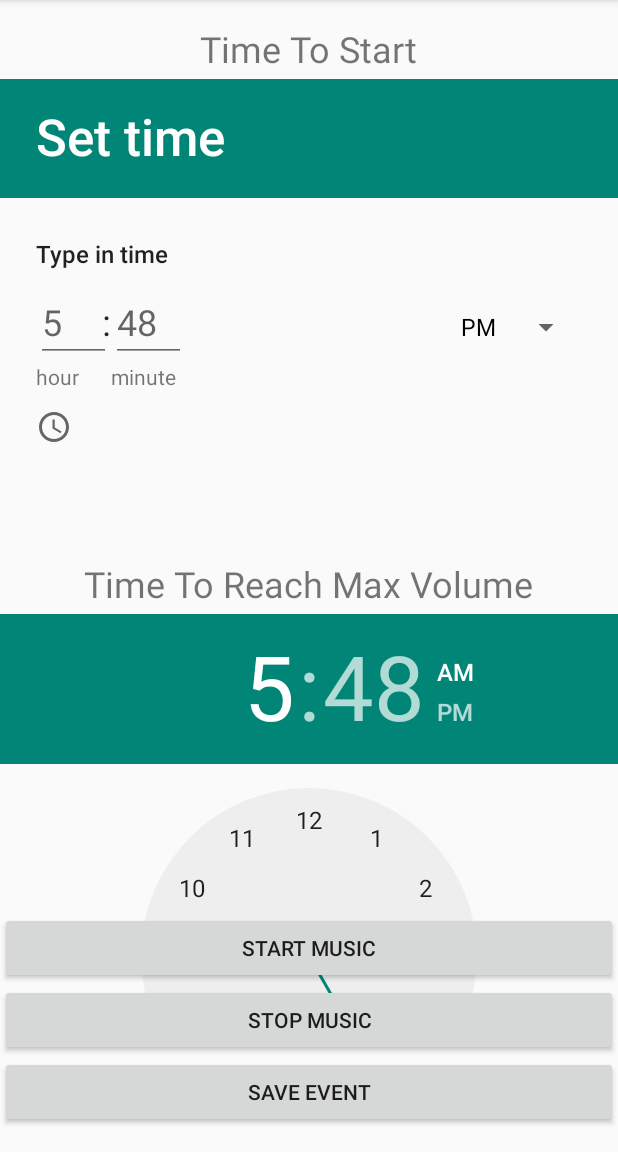
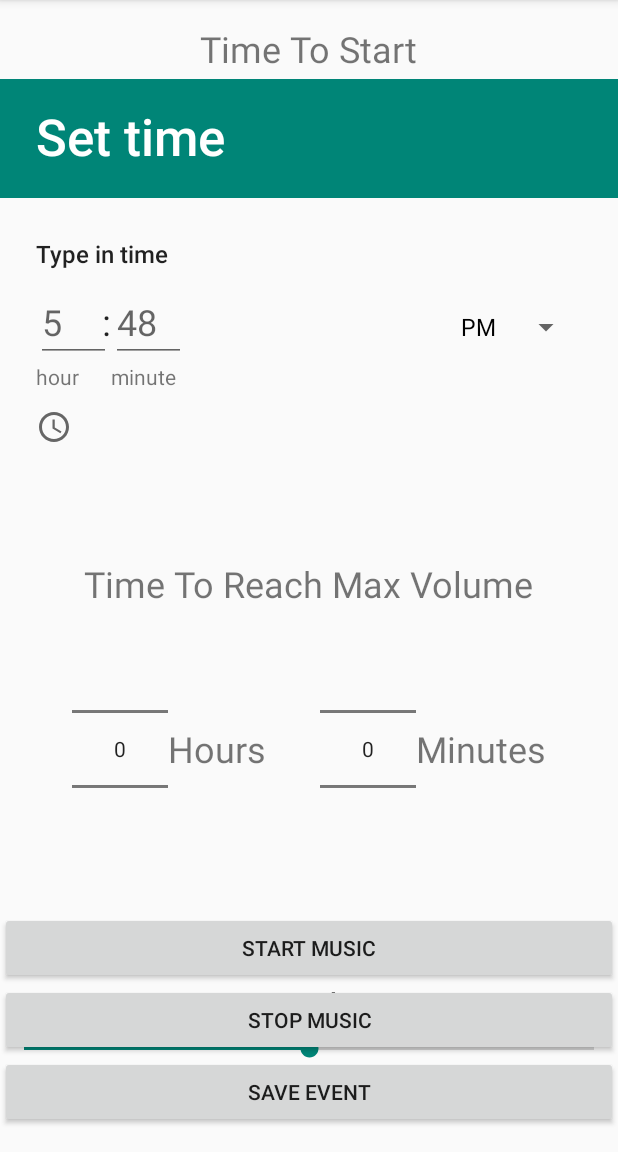
Before and after one commit to suttonbryand/LucidMusic, an Android app: the screen it shows after launch (MainActivity), after a tap on an icon or button, on a phone screen of 412 x 824 dp, the part 84-1236 px from its top. Run offline under Robolectric (Android 15) with nearby library versions, the phone set to English and light mode, and no system bars; 3 other taps on this screen came first.

Commit message:
changed time to reach

```diff
--- a/lucidmusic/src/main/res/layout/fragment_main.xml
+++ b/lucidmusic/src/main/res/layout/fragment_main.xml
@@ -51,11 +51,35 @@
             android:layout_marginBottom="@dimen/label_margin"
             android:text="@string/duration_label"/>
 
-        <TimePicker android:id="@+id/timepicker_duration"
-            android:layout_width="match_parent"
+        <LinearLayout xmlns:android="http://schemas.android.com/apk/res/android"
+            android:layout_width="wrap_content"
             android:layout_height="wrap_content"
-            android:text="@string/start_music"
-            android:onClick="play" />
+            android:layout_gravity="center_horizontal">
+
+            <NumberPicker android:id="@+id/hours"
+            android:layout_width="wrap_content"
+            android:layout_height="wrap_content" />
+
+            <TextView android:id="@+id/hours_label"
+                android:layout_width="wrap_content"
+                android:layout_height="wrap_content"
+                android:text="@string/hours_label"
+                android:layout_gravity="center_vertical"
+                android:textSize="24dp"/>
+
+            <NumberPicker android:id="@+id/minutes"
+                android:layout_width="wrap_content"
+                android:layout_height="wrap_content"
+                android:layout_marginLeft="36dp"/>
+
+            <TextView android:id="@+id/minutes_label"
+                android:layout_width="wrap_content"
+                android:layout_height="wrap_content"
+                android:text="@string/minutes_label"
+                android:layout_gravity="center_vertical"
+                android:textSize="24dp"/>
+
+        </LinearLayout>
 
     </LinearLayout>
 
--- a/lucidmusic/src/main/res/values/strings.xml
+++ b/lucidmusic/src/main/res/values/strings.xml
@@ -10,6 +10,8 @@
     <string name="starttime_label">Time To Start</string>
     <string name="duration_label">Time To Reach Max Volume</string>
     <string name="max_volume">Max Volume</string>
+    <string name="hours_label">Hours</string>
+    <string name="minutes_label">Minutes</string>
 
 
 
```
